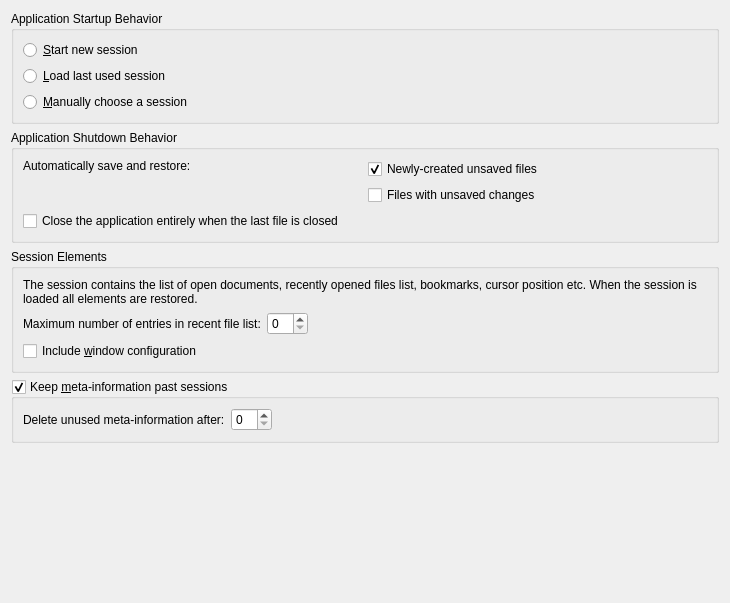
First picture: the form in apps/lib/ui/sessionconfigwidget.ui, repository KDE/kate, before the edit.
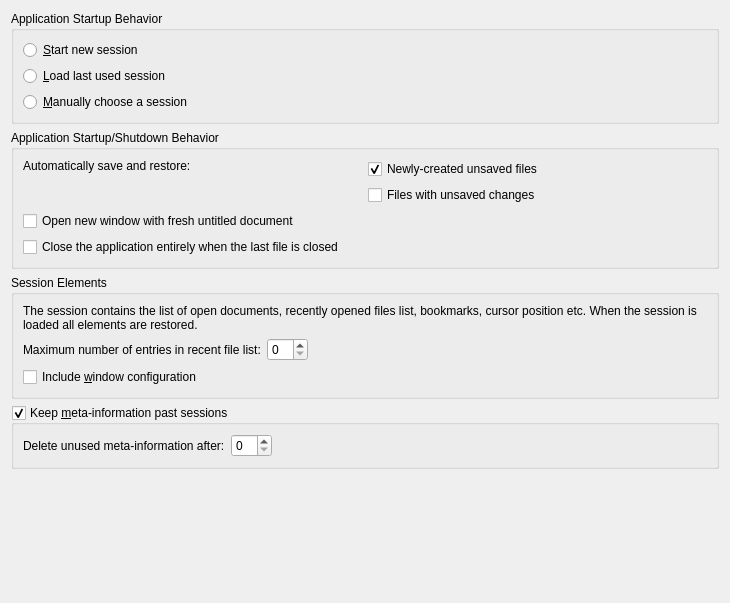
Second picture: the form after the edit. Custom widgets are drawn as their Qt base class.

Patch:
```diff
--- a/apps/lib/ui/sessionconfigwidget.ui
+++ b/apps/lib/ui/sessionconfigwidget.ui
@@ -44,7 +44,7 @@
    <item>
     <widget class="QGroupBox" name="groupBox">
      <property name="title">
-      <string>Application Shutdown Behavior</string>
+      <string>Application Startup/Shutdown Behavior</string>
      </property>
      <layout class="QVBoxLayout" name="verticalLayout_5">
       <item>
@@ -82,6 +82,13 @@
         </item>
        </layout>
       </item>
+      <item>
+       <widget class="QCheckBox" name="openNewDocumentPerWindow">
+        <property name="text">
+         <string>Open new window with fresh untitled document</string>
+        </property>
+       </widget>
+      </item>
       <item>
        <widget class="QCheckBox" name="modCloseAfterLast">
         <property name="whatsThis">
```
